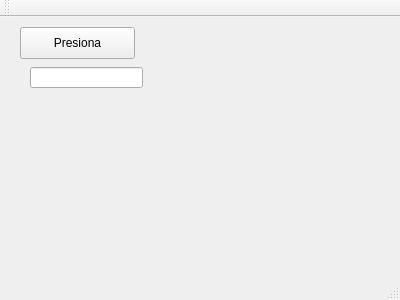
The window that mainwindow.ui (pollodav/gitPruebas) describes before a commit, drawn with Qt 5.
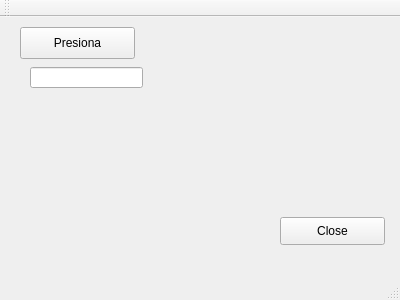
The same window after the commit.

Commit message: Agregado boton cerrar

What changed in the file:
```diff
--- a/mainwindow.ui
+++ b/mainwindow.ui
@@ -37,6 +37,19 @@
      </rect>
     </property>
    </widget>
+   <widget class="QPushButton" name="pushButton_2">
+    <property name="geometry">
+     <rect>
+      <x>280</x>
+      <y>200</y>
+      <width>105</width>
+      <height>28</height>
+     </rect>
+    </property>
+    <property name="text">
+     <string>Close</string>
+    </property>
+   </widget>
   </widget>
   <widget class="QMenuBar" name="menuBar">
    <property name="geometry">
```
Left out of the diff: 2 changed lines with no effect on the pictures. The commit also changes 3 other files.
